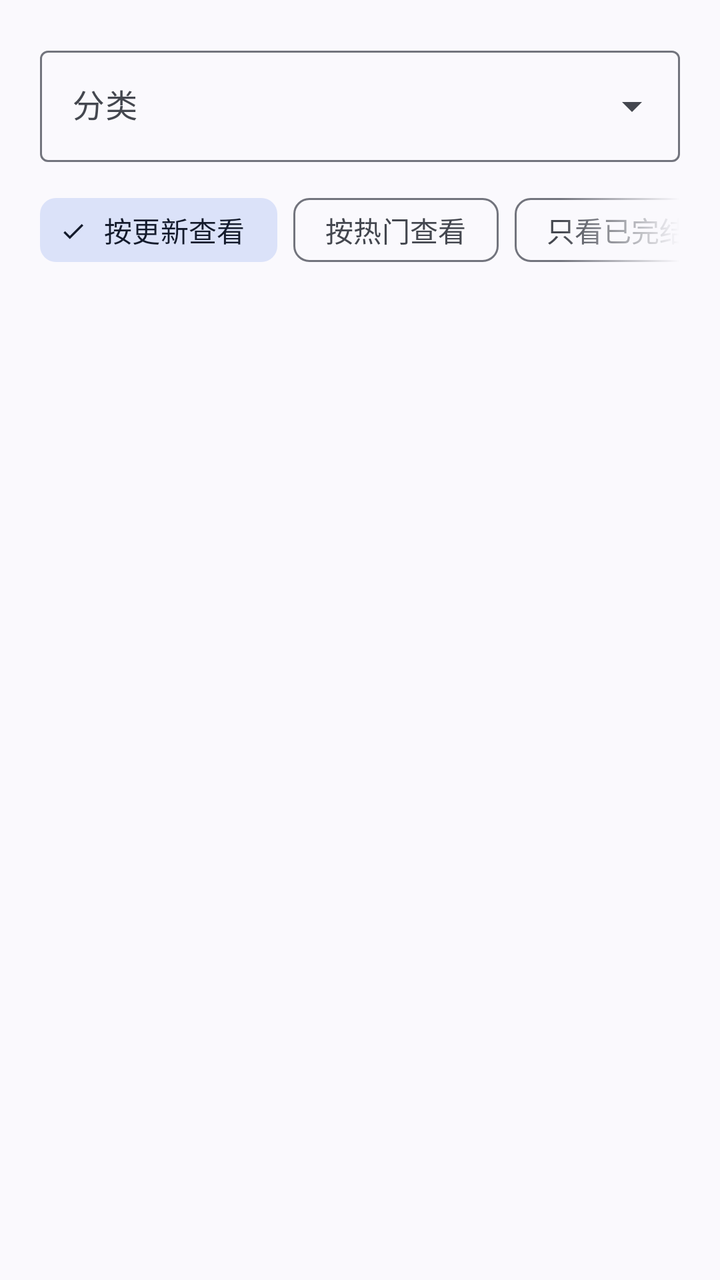
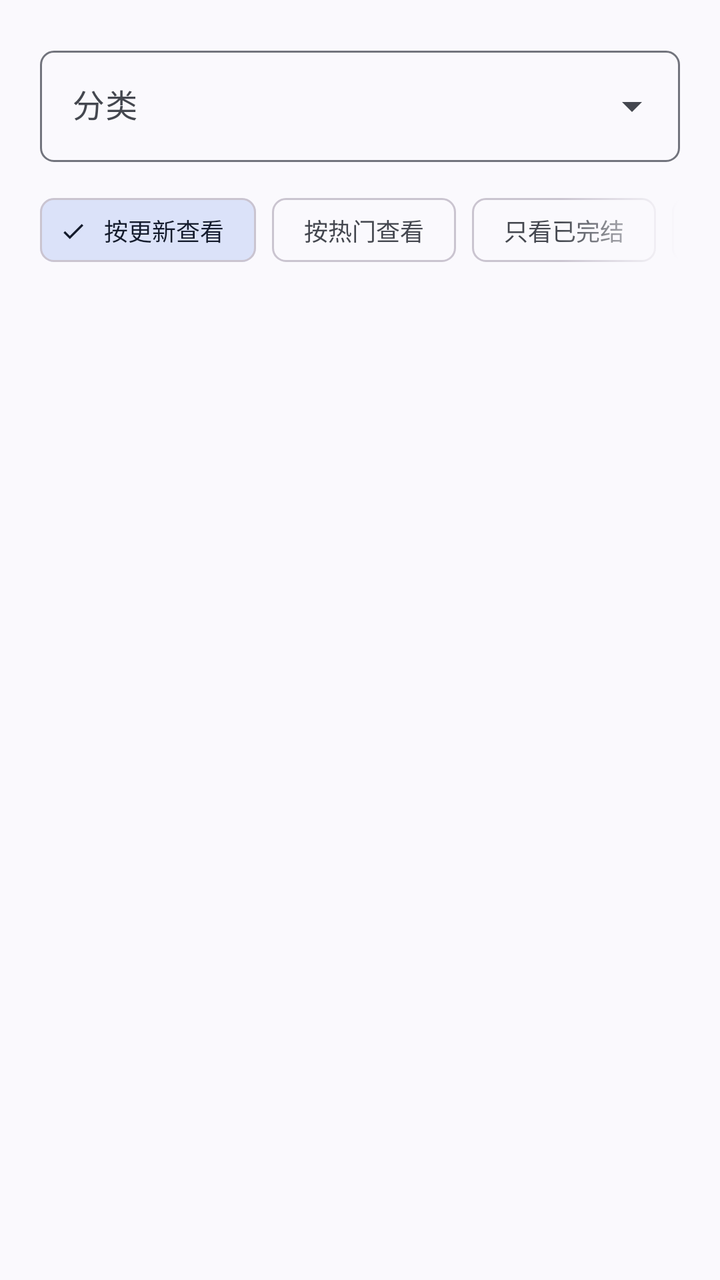

The first picture is an Android layout as it rendered before a commit; the second is the same layout after the commit. The layout source and the unified diff follow.
<!-- AndroidManifest.xml: application theme Theme.HikariNovel -->
<!-- res/layout/fragment_category.xml -->
<?xml version="1.0" encoding="utf-8"?>
<androidx.coordinatorlayout.widget.CoordinatorLayout xmlns:android="http://schemas.android.com/apk/res/android"
    xmlns:app="http://schemas.android.com/apk/res-auto"
    xmlns:tools="http://schemas.android.com/tools"
    android:layout_width="match_parent"
    android:layout_height="match_parent">

    <com.google.android.material.appbar.AppBarLayout
        android:layout_width="match_parent"
        android:layout_height="wrap_content"
        app:liftOnScrollTargetViewId="@id/fcv_f_category"
        app:layout_behavior="com.google.android.material.appbar.AppBarLayout$Behavior">

        <LinearLayout
            app:layout_scrollFlags="scroll|enterAlways"
            android:orientation="vertical"
            android:layout_width="match_parent"
            android:layout_height="wrap_content">

            <com.google.android.material.textfield.TextInputLayout
                android:layout_width="match_parent"
                android:layout_height="wrap_content"
                android:layout_marginTop="20dp"
                android:layout_marginLeft="20dp"
                android:layout_marginRight="20dp"
                android:layout_marginBottom="10dp"
                android:hint="@string/category"
                style="@style/Widget.Material3.TextInputLayout.OutlinedBox.ExposedDropdownMenu">

                <com.google.android.material.textfield.MaterialAutoCompleteTextView
                    android:id="@+id/act_f_category"
                    android:layout_width="match_parent"
                    android:layout_height="wrap_content"
                    android:inputType="none"
                    app:simpleItems="@array/category"
                    tools:ignore="LabelFor" />

            </com.google.android.material.textfield.TextInputLayout>

            <HorizontalScrollView
                android:layout_width="match_parent"
                android:layout_height="wrap_content"
                android:requiresFadingEdge="horizontal"
                android:paddingLeft="20dp"
                android:paddingRight="20dp"
                android:paddingBottom="20dp"
                android:fadingEdgeLength="60dp"
                android:scrollbars="none">

                <com.google.android.material.chip.ChipGroup
                    android:id="@+id/cg_f_category"
                    android:layout_width="wrap_content"
                    android:layout_height="wrap_content"
                    app:checkedChip="@id/c_f_category_sort_by_update"
                    app:selectionRequired="true"
                    app:singleSelection="true">

                    <com.google.android.material.chip.Chip
                        android:id="@+id/c_f_category_sort_by_update"
                        style="@style/Widget.Material3.Chip.Filter"
                        android:layout_width="wrap_content"
                        android:layout_height="wrap_content"
                        android:text="@string/sort_by_update"/>

                    <com.google.android.material.chip.Chip
                        android:id="@+id/c_f_category_sort_by_heat"
                        style="@style/Widget.Material3.Chip.Filter"
                        android:layout_width="wrap_content"
                        android:layout_height="wrap_content"
                        android:text="@string/sort_by_heat"/>

                    <com.google.android.material.chip.Chip
                        android:id="@+id/c_f_category_sort_by_completion"
                        style="@style/Widget.Material3.Chip.Filter"
                        android:layout_width="wrap_content"
                        android:layout_height="wrap_content"
                        android:text="@string/sort_by_completion"/>

                    <com.google.android.material.chip.Chip
                        android:id="@+id/c_f_category_sort_by_animated"
                        style="@style/Widget.Material3.Chip.Filter"
                        android:layout_width="wrap_content"
                        android:layout_height="wrap_content"
                        android:text="@string/sort_by_animated"/>

                </com.google.android.material.chip.ChipGroup>

            </HorizontalScrollView>

        </LinearLayout>

    </com.google.android.material.appbar.AppBarLayout>

    <androidx.fragment.app.FragmentContainerView
        android:id="@+id/fcv_f_category"
        android:layout_width="match_parent"
        android:layout_height="wrap_content"
        app:layout_behavior="com.google.android.material.appbar.AppBarLayout$ScrollingViewBehavior" />

</androidx.coordinatorlayout.widget.CoordinatorLayout>
<!-- resources referenced by this layout -->
<resources>
  <style name="Base.Theme.HikariNovel" parent="Theme.Material3.DynamicColors.DayNight.NoActionBar">
          
  
      </style>
  <!-- unchanged entries left out for length: 56 -->
</resources>

<!-- the commit's change to res/layout/fragment_category.xml (unified diff, before → after) -->
@@ -25,7 +25,7 @@
                 android:layout_marginRight="20dp"
                 android:layout_marginBottom="10dp"
                 android:hint="@string/category"
-                style="@style/Widget.Material3.TextInputLayout.OutlinedBox.ExposedDropdownMenu">
+                style="@style/Widget.GalIsland.TextInputLayout.OutlinedBox.Dropdown">
 
                 <com.google.android.material.textfield.MaterialAutoCompleteTextView
                     android:id="@+id/act_f_category"
@@ -57,28 +57,28 @@
 
                     <com.google.android.material.chip.Chip
                         android:id="@+id/c_f_category_sort_by_update"
-                        style="@style/Widget.Material3.Chip.Filter"
+                        style="@style/Widget.GalIsland.Chip.Filter"
                         android:layout_width="wrap_content"
                         android:layout_height="wrap_content"
                         android:text="@string/sort_by_update"/>
 
                     <com.google.android.material.chip.Chip
                         android:id="@+id/c_f_category_sort_by_heat"
-                        style="@style/Widget.Material3.Chip.Filter"
+                        style="@style/Widget.GalIsland.Chip.Filter"
                         android:layout_width="wrap_content"
                         android:layout_height="wrap_content"
                         android:text="@string/sort_by_heat"/>
 
                     <com.google.android.material.chip.Chip
                         android:id="@+id/c_f_category_sort_by_completion"
-                        style="@style/Widget.Material3.Chip.Filter"
+                        style="@style/Widget.GalIsland.Chip.Filter"
                         android:layout_width="wrap_content"
                         android:layout_height="wrap_content"
                         android:text="@string/sort_by_completion"/>
 
                     <com.google.android.material.chip.Chip
                         android:id="@+id/c_f_category_sort_by_animated"
-                        style="@style/Widget.Material3.Chip.Filter"
+                        style="@style/Widget.GalIsland.Chip.Filter"
                         android:layout_width="wrap_content"
                         android:layout_height="wrap_content"
                         android:text="@string/sort_by_animated"/>
<!-- resource entries referenced after the edit -->
@@ -1,9 +1,152 @@
 <!-- resources referenced by this layout -->
 <resources>
+  <style name="Widget.GalIsland.Chip.Filter" parent="Widget.Material3.Chip.Filter">
+          <item name="shapeAppearance">@style/ShapeAppearance.GalIsland.Small</item>
+          <item name="chipMinHeight">32dp</item>
+          <item name="chipStrokeWidth">1dp</item>
+          <item name="chipStrokeColor">?attr/colorOutlineVariant</item>
+          <item name="android:textAppearance">@style/TextAppearance.GalIsland.ChipLabel</item>
+      </style>
+  <style name="Widget.GalIsland.TextInputLayout.OutlinedBox.Dropdown" parent="Widget.Material3.TextInputLayout.OutlinedBox.ExposedDropdownMenu">
+          <item name="boxCornerRadiusTopStart">7dp</item>
+          <item name="boxCornerRadiusTopEnd">7dp</item>
+          <item name="boxCornerRadiusBottomStart">7dp</item>
+          <item name="boxCornerRadiusBottomEnd">7dp</item>
+          <item name="boxStrokeWidth">1dp</item>
+          <item name="boxStrokeWidthFocused">1.5dp</item>
+          <item name="boxStrokeColor">@color/galisland_box_stroke</item>
+          <item name="hintTextColor">?attr/colorPrimary</item>
+      </style>
+  <style name="ShapeAppearance.GalIsland.Small" parent="">
+          <item name="cornerFamily">rounded</item>
+          <item name="cornerSize">7dp</item>
+      </style>
+  <style name="TextAppearance.GalIsland.ChipLabel" parent="TextAppearance.Material3.LabelLarge">
+          <item name="android:textSize">12sp</item>
+          <item name="android:letterSpacing">0</item>
+      </style>
   <style name="Base.Theme.HikariNovel" parent="Theme.Material3.DynamicColors.DayNight.NoActionBar">
           
   
+          
+          <item name="shapeAppearanceSmallComponent">@style/ShapeAppearance.GalIsland.Small</item>
+          <item name="shapeAppearanceMediumComponent">@style/ShapeAppearance.GalIsland.Medium</item>
+          <item name="shapeAppearanceLargeComponent">@style/ShapeAppearance.GalIsland.Large</item>
+          <item name="materialCardViewStyle">@style/Widget.GalIsland.CardView</item>
+          <item name="materialButtonStyle">@style/Widget.GalIsland.Button</item>
+          <item name="chipStyle">@style/Widget.GalIsland.Chip</item>
+          <item name="tabStyle">@style/Widget.GalIsland.TabLayout</item>
+          <item name="toolbarStyle">@style/Widget.GalIsland.Toolbar</item>
+          <item name="sliderStyle">@style/Widget.GalIsland.Slider</item>
+          <item name="textInputStyle">@style/Widget.GalIsland.TextInputLayout.OutlinedBox</item>
+          <item name="snackbarStyle">@style/Widget.GalIsland.Snackbar</item>
+          <item name="snackbarTextViewStyle">@style/Widget.GalIsland.Snackbar.TextView</item>
+          <item name="materialAlertDialogTheme">@style/ThemeOverlay.GalIsland.MaterialAlertDialog</item>
       </style>
+  <style name="ShapeAppearance.GalIsland.Medium" parent="">
+          <item name="cornerFamily">rounded</item>
+          <item name="cornerSize">8dp</item>
+      </style>
+  <style name="ShapeAppearance.GalIsland.Large" parent="">
+          <item name="cornerFamily">rounded</item>
+          <item name="cornerSize">10dp</item>
+      </style>
+  <style name="Widget.GalIsland.CardView" parent="Widget.Material3.CardView.Filled">
+          <item name="cardBackgroundColor">?attr/colorSurface</item>
+          <item name="cardBackgroundColor">?attr/colorSurface</item>
+          <item name="cardCornerRadius">8dp</item>
+          <item name="cardElevation">0dp</item>
+          <item name="strokeWidth">1dp</item>
+          <item name="strokeColor">?attr/colorOutlineVariant</item>
+      </style>
+  <style name="Widget.GalIsland.Button" parent="Widget.Material3.Button">
+          <item name="shapeAppearance">@style/ShapeAppearance.GalIsland.Small</item>
+          <item name="android:textAppearance">@style/TextAppearance.GalIsland.Button</item>
+          <item name="android:minHeight">40dp</item>
+      </style>
+  <style name="Widget.GalIsland.Chip" parent="Widget.Material3.Chip.Assist">
+          <item name="shapeAppearance">@style/ShapeAppearance.GalIsland.Tag</item>
+          <item name="chipMinHeight">24dp</item>
+          <item name="chipStrokeWidth">1dp</item>
+          <item name="chipStrokeColor">?attr/colorOutlineVariant</item>
+          <item name="chipBackgroundColor">?attr/colorSurfaceContainerHigh</item>
+          <item name="android:textColor">?attr/colorOnSurfaceVariant</item>
+          <item name="android:textAppearance">@style/TextAppearance.GalIsland.Tag</item>
+          <item name="chipIconVisible">false</item>
+          <item name="ensureMinTouchTargetSize">false</item>
+      </style>
+  <style name="Widget.GalIsland.TabLayout" parent="Widget.Material3.TabLayout">
+          <item name="tabIndicatorColor">?attr/colorPrimary</item>
+          <item name="tabIndicatorHeight">3dp</item>
+          <item name="tabIndicatorFullWidth">false</item>
+          <item name="tabSelectedTextColor">?attr/colorPrimary</item>
+          <item name="tabTextColor">?attr/colorOnSurfaceVariant</item>
+          <item name="tabTextAppearance">@style/TextAppearance.GalIsland.Tab</item>
+          <item name="tabRippleColor">?attr/colorPrimaryContainer</item>
+      </style>
+  <style name="Widget.GalIsland.Toolbar" parent="Widget.Material3.Toolbar">
+          <item name="titleTextAppearance">@style/TextAppearance.GalIsland.Heading</item>
+          <item name="android:background">?attr/colorSurface</item>
+      </style>
+  <style name="Widget.GalIsland.Slider" parent="Widget.Material3.Slider">
+          <item name="trackHeight">4dp</item>
+          <item name="thumbRadius">8dp</item>
+          <item name="tickVisible">false</item>
+          <item name="haloRadius">16dp</item>
+      </style>
+  <style name="Widget.GalIsland.TextInputLayout.OutlinedBox" parent="Widget.Material3.TextInputLayout.OutlinedBox">
+          <item name="boxCornerRadiusTopStart">7dp</item>
+          <item name="boxCornerRadiusTopEnd">7dp</item>
+          <item name="boxCornerRadiusBottomStart">7dp</item>
+          <item name="boxCornerRadiusBottomEnd">7dp</item>
+          <item name="boxStrokeWidth">1dp</item>
+          <item name="boxStrokeWidthFocused">1.5dp</item>
+          <item name="boxStrokeColor">@color/galisland_box_stroke</item>
+          <item name="hintTextColor">?attr/colorPrimary</item>
+      </style>
+  <style name="Widget.GalIsland.Snackbar" parent="Widget.Material3.Snackbar">
+          <item name="backgroundTint">?attr/colorSurfaceContainerHigh</item>
+          <item name="shapeAppearance">@style/ShapeAppearance.GalIsland.Small</item>
+          <item name="android:textColor">?attr/colorOnSurface</item>
+      </style>
+  <style name="Widget.GalIsland.Snackbar.TextView" parent="Widget.Material3.Snackbar.TextView">
+          <item name="android:textColor">?attr/colorOnSurface</item>
+      </style>
+  <style name="ThemeOverlay.GalIsland.MaterialAlertDialog" parent="ThemeOverlay.Material3.MaterialAlertDialog">
+          <item name="shapeAppearanceMediumComponent">@style/ShapeAppearance.GalIsland.Medium</item>
+          <item name="materialAlertDialogTitleTextStyle">@style/TextAppearance.GalIsland.SectionTitle</item>
+      </style>
+  <style name="TextAppearance.GalIsland.Button" parent="TextAppearance.Material3.LabelLarge">
+          <item name="android:textSize">12sp</item>
+          <item name="android:textStyle">bold</item>
+          <item name="android:letterSpacing">0.01</item>
+      </style>
+  <style name="ShapeAppearance.GalIsland.Tag" parent="">
+          <item name="cornerFamily">rounded</item>
+          <item name="cornerSize">6dp</item>
+      </style>
+  <style name="TextAppearance.GalIsland.Tag" parent="TextAppearance.Material3.LabelSmall">
+          <item name="android:textSize">10sp</item>
+          <item name="android:letterSpacing">0</item>
+      </style>
+  <style name="TextAppearance.GalIsland.Tab" parent="TextAppearance.Material3.TitleSmall">
+          <item name="android:textSize">13sp</item>
+          <item name="android:textStyle">bold</item>
+          <item name="android:letterSpacing">0</item>
+      </style>
+  <style name="TextAppearance.GalIsland.Heading" parent="TextAppearance.Material3.TitleLarge">
+          <item name="android:textSize">@dimen/gi_text_heading</item>
+          <item name="android:textStyle">bold</item>
+          <item name="android:textColor">?attr/colorOnSurface</item>
+          <item name="android:letterSpacing">0</item>
+      </style>
+  <style name="TextAppearance.GalIsland.SectionTitle" parent="TextAppearance.Material3.TitleSmall">
+          <item name="android:textSize">13sp</item>
+          <item name="android:textStyle">bold</item>
+          <item name="android:textColor">?attr/colorOnSurface</item>
+          <item name="android:letterSpacing">0</item>
+      </style>
+  <dimen name="gi_text_heading">22sp</dimen>
   <!-- unchanged entries left out for length: 56 -->
 </resources>
 
